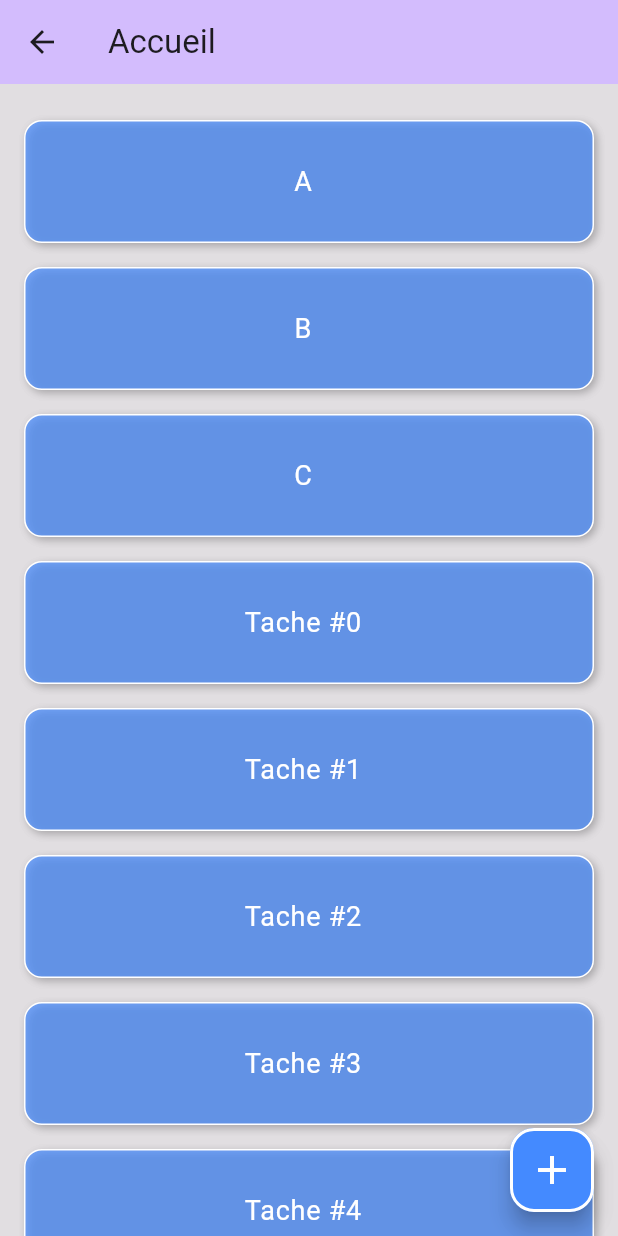
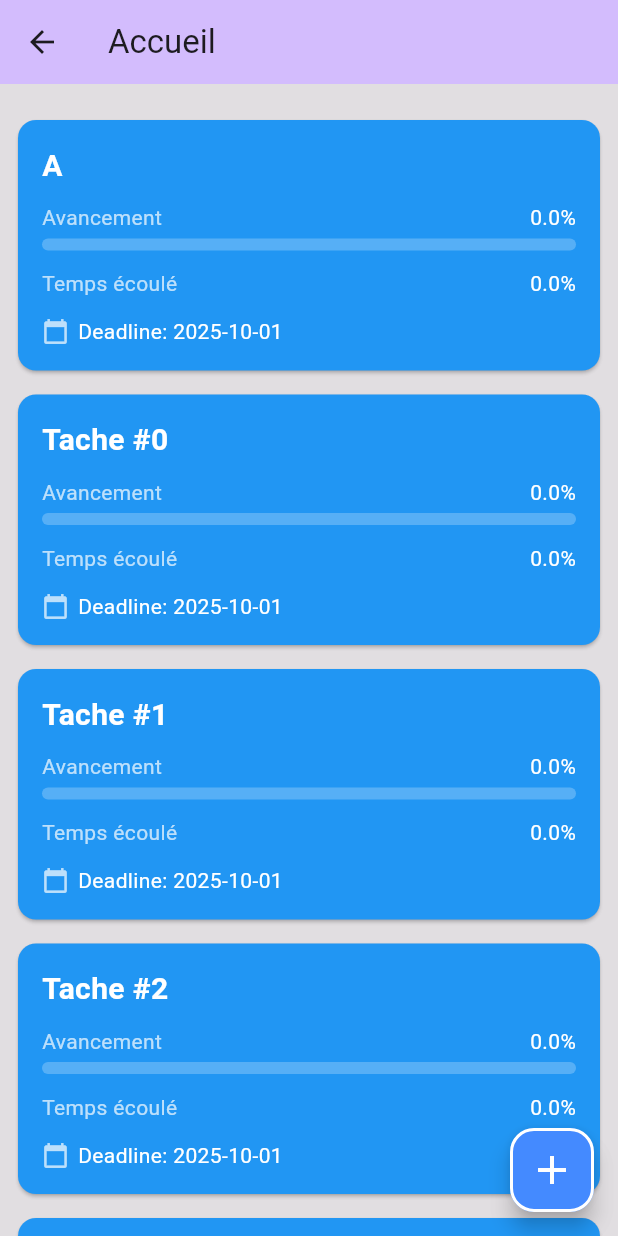
Before and after one commit to NadimJamil/5N6_MobileAv_TP_NadimJamil, a Flutter app: the HomePage screen opened directly, on a phone screen of 412 x 824 dp. Run offline on Flutter 3.47's test engine with Material 3 defaults, Android fonts, the light colour scheme and no system bars; our stand-ins replace dio.

Commit message:
FCT : Fin de la page d'accueuil

```diff
--- a/frontendtp/lib/accueuil.dart
+++ b/frontendtp/lib/accueuil.dart
@@ -1,6 +1,9 @@
 import 'package:flutter/material.dart';
+import 'package:frontendtp/classExterne/designCarteListe.dart';
 import 'package:frontendtp/consultation.dart';
 import 'package:frontendtp/creation.dart';
+
+import 'class/tache.dart';
 
 class HomePage extends StatefulWidget {
   const HomePage({super.key});
@@ -13,13 +16,20 @@ class HomePage extends StatefulWidget {
 
 class _HomePageState extends State<HomePage> {
 
-  List<String> listeTache = ["A", "B", "C"];
+  List<Tache> listeTache = [
+    Tache(
+      nom: "A",
+      avancement: 0,
+      tempsEcoule: 0,
+      dateLimite: DateTime(2025, 10, 1),
+    ),
+  ];
 
   @override
   void initState() {
     super.initState();
     for (int i = 0; i < 10; i++) {
-      listeTache.add("Tache #$i");
+      listeTache.add(Tache(nom:"Tache #$i",avancement: 0,tempsEcoule: 0,dateLimite: DateTime(2025, 10, 1)));
     }
   }
 
@@ -51,35 +61,11 @@ class _HomePageState extends State<HomePage> {
         padding: const EdgeInsets.symmetric(vertical: 16),
         itemCount: listeTache.length,
         itemBuilder: (context, index) {
-          return Container(
-            margin: const EdgeInsets.symmetric(horizontal: 16, vertical: 8),
-            padding: const EdgeInsets.all(12),
-            decoration: BoxDecoration(
-              color: Colors.blueAccent.withOpacity(0.7),
-              borderRadius: BorderRadius.circular(12),
-              boxShadow: const [
-                BoxShadow(
-                  color: Colors.black26,
-                  blurRadius: 4,
-                  offset: Offset(2, 2),
-                ),
-              ],
-              border: Border.all(
-                color: Colors.white,
-                width: 1,
-              ),
-            ),
-            child: ListTile(
-              title: Center(
-                child: Text(
-                  listeTache[index],
-                  style: const TextStyle(color: Colors.white, fontSize: 18),
-                ),
-              ),
-              onTap: () {
+          return CarteListe(
+              tache: listeTache[index],
+            onTap: (){
                 navConsultation();
-              },
-            ),
+            },
           );
         },
       ),
@@ -93,9 +79,9 @@ class _HomePageState extends State<HomePage> {
           borderRadius: BorderRadius.circular(16),
           side: const BorderSide(color: Colors.white, width: 2),
         ),
-        elevation: 6, // shadow
+        elevation: 6,
         child: const Icon(
-          Icons.add, // plus icon
+          Icons.add,
           size: 32,
         ),
       ),
--- /dev/null
+++ b/frontendtp/lib/class/tache.dart
@@ -0,0 +1,13 @@
+class Tache {
+  String nom;
+  double avancement;
+  double tempsEcoule;
+  DateTime dateLimite;
+
+  Tache({
+    required this.nom,
+    required this.avancement,
+    required this.tempsEcoule,
+    required this.dateLimite,
+  });
+}
--- /dev/null
+++ b/frontendtp/lib/classExterne/designCarteListe.dart
@@ -0,0 +1,85 @@
+import 'package:flutter/material.dart';
+
+import '../class/tache.dart';
+
+class CarteListe extends StatelessWidget {
+  final Tache tache;
+  final VoidCallback? onTap;
+
+  const CarteListe({super.key, required this.tache, this.onTap});
+
+  @override
+  Widget build(BuildContext context) {
+    return Card(
+      color: Colors.blue,
+      margin: const EdgeInsets.symmetric(vertical: 8, horizontal: 12),
+      shape: RoundedRectangleBorder(
+        borderRadius: BorderRadius.circular(12),
+      ),
+      child: InkWell(
+        onTap: onTap,
+        borderRadius: BorderRadius.circular(12),
+        child: Padding(
+          padding: const EdgeInsets.all(16.0),
+          child: Column(
+            crossAxisAlignment: CrossAxisAlignment.start,
+            children: [
+              // Nom
+              Text(
+                tache.nom,
+                style: const TextStyle(
+                  fontSize: 20,
+                  fontWeight: FontWeight.bold,
+                  color: Colors.white,
+                ),
+              ),
+
+              const SizedBox(height: 10),
+
+              Row(
+                mainAxisAlignment: MainAxisAlignment.spaceBetween,
+                children: [
+                  const Text("Avancement", style: TextStyle(color: Colors.white70)),
+                  Text("${tache.avancement}%", style: const TextStyle(color: Colors.white)),
+                ],
+              ),
+              const SizedBox(height: 4),
+              LinearProgressIndicator(
+                value: tache.avancement / 100,
+                backgroundColor: Colors.white24,
+                color: Colors.greenAccent,
+                minHeight: 8,
+                borderRadius: BorderRadius.circular(8),
+              ),
+
+              const SizedBox(height: 12),
+
+              // Temps écoulé
+              Row(
+                mainAxisAlignment: MainAxisAlignment.spaceBetween,
+                children: [
+                  const Text("Temps écoulé", style: TextStyle(color: Colors.white70)),
+                  Text("${tache.tempsEcoule}%", style: const TextStyle(color: Colors.white)),
+                ],
+              ),
+
+              const SizedBox(height: 12),
+
+              // Deadline
+              Row(
+                children: [
+                  const Icon(Icons.calendar_today, size: 18, color: Colors.white70),
+                  const SizedBox(width: 6),
+                  Text(
+                    "Deadline: ${tache.dateLimite.toString().split(' ')[0]}",
+                    style: const TextStyle(color: Colors.white),
+                  ),
+                ],
+              ),
+            ],
+          ),
+        ),
+      ),
+    );
+  }
+}
```
